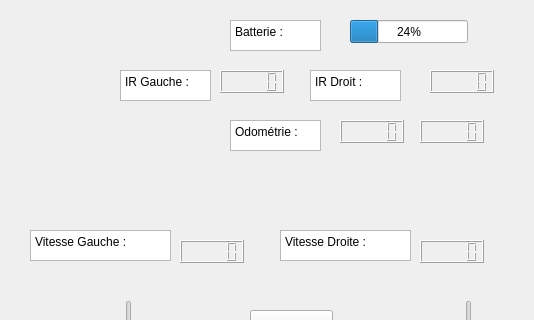
Dalinou/WifiBot, file WifiBot/mainwindow.ui: the form before one commit; both pictures show x 540 to 1074 and y 0 to 320 of the 1074 by 589 pixel window.
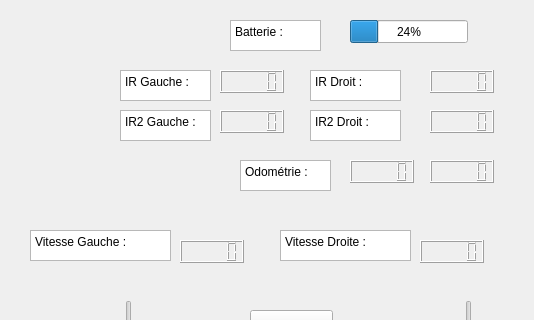
The form after the commit.

Commit message:
change keyboard link and add the second IR on display
Chenga les keybinding from "p" to space for the stop order.
Add the IR2 on the display

Patch:
```diff
--- a/WifiBot/mainwindow.ui
+++ b/WifiBot/mainwindow.ui
@@ -104,8 +104,8 @@
    <widget class="QLCDNumber" name="lcdNumber_Odometrie1">
     <property name="geometry">
      <rect>
-      <x>880</x>
-      <y>120</y>
+      <x>890</x>
+      <y>160</y>
       <width>64</width>
       <height>23</height>
      </rect>
@@ -114,8 +114,8 @@
    <widget class="QLCDNumber" name="lcdNumber_Odometrie2">
     <property name="geometry">
      <rect>
-      <x>960</x>
-      <y>120</y>
+      <x>970</x>
+      <y>160</y>
       <width>64</width>
       <height>23</height>
      </rect>
@@ -170,8 +170,8 @@
    <widget class="QTextBrowser" name="Odometrie">
     <property name="geometry">
      <rect>
-      <x>770</x>
-      <y>120</y>
+      <x>780</x>
+      <y>160</y>
       <width>91</width>
       <height>31</height>
      </rect>
@@ -611,6 +611,72 @@
 &lt;p style=&quot; margin-top:0px; margin-bottom:0px; margin-left:0px; margin-right:0px; -qt-block-indent:0; text-indent:0px;&quot;&gt;Mouvement Webcam&lt;/p&gt;&lt;/body&gt;&lt;/html&gt;</string>
     </property>
    </widget>
+   <widget class="QTextBrowser" name="IR_Left_3">
+    <property name="geometry">
+     <rect>
+      <x>660</x>
+      <y>110</y>
+      <width>91</width>
+      <height>31</height>
+     </rect>
+    </property>
+    <property name="focusPolicy">
+     <enum>Qt::NoFocus</enum>
+    </property>
+    <property name="html">
+     <string>&lt;!DOCTYPE HTML PUBLIC &quot;-//W3C//DTD HTML 4.0//EN&quot; &quot;http://www.w3.org/TR/REC-html40/strict.dtd&quot;&gt;
+&lt;html&gt;&lt;head&gt;&lt;meta name=&quot;qrichtext&quot; content=&quot;1&quot; /&gt;&lt;meta charset=&quot;utf-8&quot; /&gt;&lt;style type=&quot;text/css&quot;&gt;
+p, li { white-space: pre-wrap; }
+hr { height: 1px; border-width: 0; }
+li.unchecked::marker { content: &quot;\2610&quot;; }
+li.checked::marker { content: &quot;\2612&quot;; }
+&lt;/style&gt;&lt;/head&gt;&lt;body style=&quot; font-family:'Segoe UI'; font-size:9pt; font-weight:400; font-style:normal;&quot;&gt;
+&lt;p style=&quot; margin-top:0px; margin-bottom:0px; margin-left:0px; margin-right:0px; -qt-block-indent:0; text-indent:0px;&quot;&gt;IR2 Gauche :&lt;/p&gt;&lt;/body&gt;&lt;/html&gt;</string>
+    </property>
+   </widget>
+   <widget class="QLCDNumber" name="lcdNumberIR_RIGHT_2">
+    <property name="geometry">
+     <rect>
+      <x>970</x>
+      <y>110</y>
+      <width>64</width>
+      <height>23</height>
+     </rect>
+    </property>
+   </widget>
+   <widget class="QTextBrowser" name="IR_Left_4">
+    <property name="geometry">
+     <rect>
+      <x>850</x>
+      <y>110</y>
+      <width>91</width>
+      <height>31</height>
+     </rect>
+    </property>
+    <property name="focusPolicy">
+     <enum>Qt::NoFocus</enum>
+    </property>
+    <property name="html">
+     <string>&lt;!DOCTYPE HTML PUBLIC &quot;-//W3C//DTD HTML 4.0//EN&quot; &quot;http://www.w3.org/TR/REC-html40/strict.dtd&quot;&gt;
+&lt;html&gt;&lt;head&gt;&lt;meta name=&quot;qrichtext&quot; content=&quot;1&quot; /&gt;&lt;meta charset=&quot;utf-8&quot; /&gt;&lt;style type=&quot;text/css&quot;&gt;
+p, li { white-space: pre-wrap; }
+hr { height: 1px; border-width: 0; }
+li.unchecked::marker { content: &quot;\2610&quot;; }
+li.checked::marker { content: &quot;\2612&quot;; }
+&lt;/style&gt;&lt;/head&gt;&lt;body style=&quot; font-family:'Segoe UI'; font-size:9pt; font-weight:400; font-style:normal;&quot;&gt;
+&lt;p style=&quot; margin-top:0px; margin-bottom:0px; margin-left:0px; margin-right:0px; -qt-block-indent:0; text-indent:0px;&quot;&gt;IR2 Droit :&lt;/p&gt;&lt;/body&gt;&lt;/html&gt;</string>
+    </property>
+   </widget>
+   <widget class="QLCDNumber" name="lcdNumberIR_LEFT_2">
+    <property name="geometry">
+     <rect>
+      <x>760</x>
+      <y>110</y>
+      <width>64</width>
+      <height>23</height>
+     </rect>
+    </property>
+   </widget>
   </widget>
   <widget class="QMenuBar" name="menubar">
    <property name="geometry">
```
Left out of the diff: 2 changed lines with no effect on the pictures. The commit also changes 1 other file.
